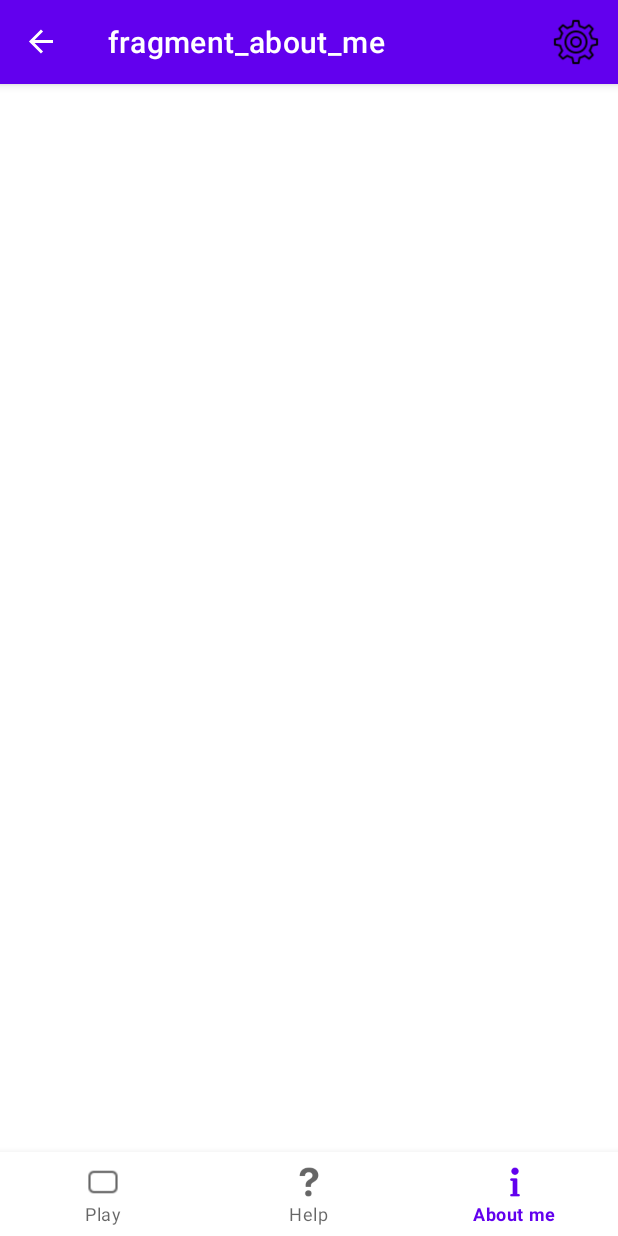
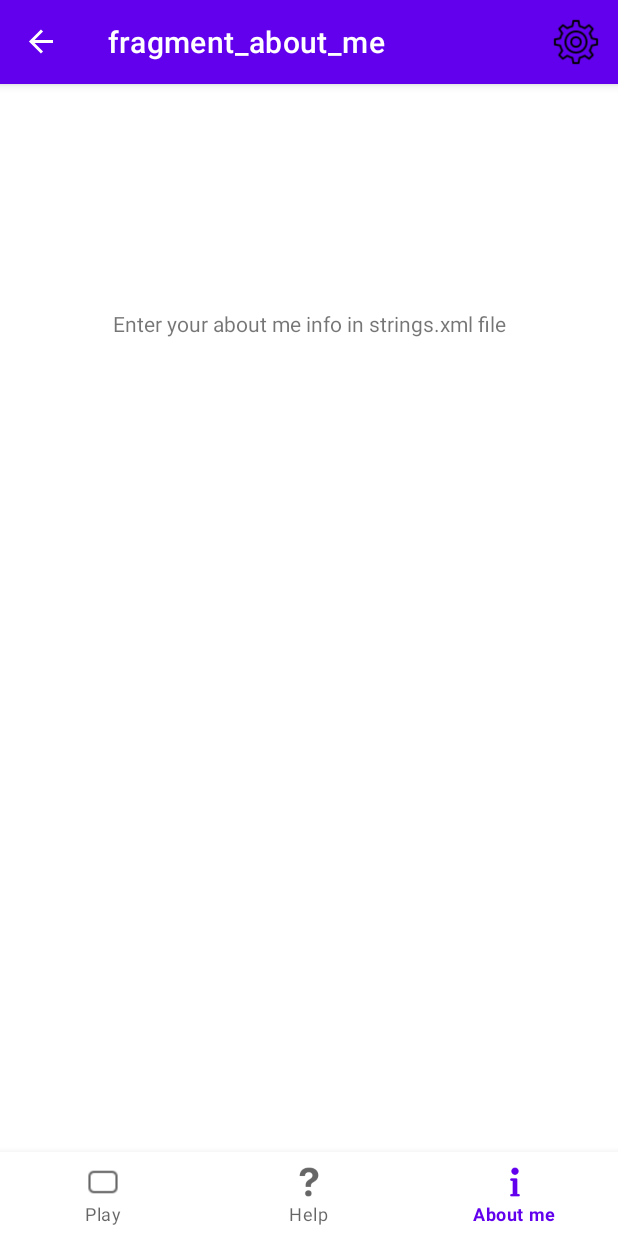
Before and after one commit to ip5038/moible-app-hw6, an Android app: the AboutMe screen opened through its navigation route, on a phone screen of 412 x 824 dp. Run offline under Robolectric (Android 15) with nearby library versions, the phone set to English and light mode, and no system bars; our stand-ins replace navigation-ui.

Commit message:
only need to do aboutMe and help

```diff
--- a/app/src/main/java/com/mobileapp/hw06/ColorSetting.java
+++ b/app/src/main/java/com/mobileapp/hw06/ColorSetting.java
@@ -24,8 +24,6 @@ public class ColorSetting extends Fragment {
                              Bundle savedInstanceState) {
         binding = FragmentColorSettingBinding.inflate(getLayoutInflater());
         View view = binding.getRoot();
-//        String message = ColorSettingArgs.fromBundle(requireArguments()).getColor();
-//        color = new StringBuilder(message).toString();
 
 //        if(color.equals("Purple"))
 //        {
--- a/app/src/main/java/com/mobileapp/hw06/GameBoardFragment.java
+++ b/app/src/main/java/com/mobileapp/hw06/GameBoardFragment.java
@@ -26,6 +26,7 @@ public class GameBoardFragment extends Fragment implements View.OnClickListener
     private boolean[][] board = {{false, false, false}, {false, false, false}, {false, false, false}};
     private String color;
     private int numMoves;
+    private View view;
 //NavDirections action = GameBoardFragmentDirections.actionGameBoardFragmentToColorSetting(color);
 //                Navigation.findNavController(view).navigate(action);
 
@@ -33,7 +34,7 @@ public class GameBoardFragment extends Fragment implements View.OnClickListener
     public View onCreateView(LayoutInflater inflater, ViewGroup container,
                              Bundle savedInstanceState) {
         binding = FragmentGameBoardBinding.inflate(getLayoutInflater());
-        View view = binding.getRoot();
+        view = binding.getRoot();
         numMoves = 0;
         binding.numMovesTextView.setText(String.valueOf(numMoves));
 
@@ -106,7 +107,8 @@ public class GameBoardFragment extends Fragment implements View.OnClickListener
 
         updateBoard();
         if(gameWon()) {
-
+            NavDirections action = GameBoardFragmentDirections.actionGameBoardFragmentToGameOverFragment(numMoves);
+            Navigation.findNavController(view).navigate(action);
         }
     }
 
--- a/app/src/main/java/com/mobileapp/hw06/GameOver.java
+++ b/app/src/main/java/com/mobileapp/hw06/GameOver.java
@@ -20,6 +20,9 @@ public class GameOver extends Fragment {
         binding = FragmentGameOverBinding.inflate(getLayoutInflater());
         View view = binding.getRoot();
 
+        int numMoves = GameOverArgs.fromBundle(requireArguments()).getMoves();
+        binding.finalMovesTextView.setText("Total number of moves: " + String.valueOf(numMoves));
+
         return view;
     }
 }
--- a/app/src/main/res/layout/fragment_about_me.xml
+++ b/app/src/main/res/layout/fragment_about_me.xml
@@ -1,13 +1,19 @@
 <?xml version="1.0" encoding="utf-8"?>
-<FrameLayout xmlns:android="http://schemas.android.com/apk/res/android"
+<androidx.constraintlayout.widget.ConstraintLayout xmlns:android="http://schemas.android.com/apk/res/android"
+    xmlns:app="http://schemas.android.com/apk/res-auto"
     xmlns:tools="http://schemas.android.com/tools"
+    android:id="@+id/frameLayout4"
     android:layout_width="match_parent"
     android:layout_height="match_parent"
-    tools:context=".AboutMe">
+    tools:context=".AboutMe" >
 
-    <!-- TODO: Update blank fragment layout -->
     <TextView
-        android:layout_width="match_parent"
-        android:layout_height="match_parent" />
-
-</FrameLayout>
+        android:id="@+id/textView3"
+        android:layout_width="wrap_content"
+        android:layout_height="wrap_content"
+        android:layout_marginTop="150dp"
+        android:text="@string/aboutMe"
+        app:layout_constraintEnd_toEndOf="parent"
+        app:layout_constraintStart_toStartOf="parent"
+        app:layout_constraintTop_toTopOf="parent" />
+</androidx.constraintlayout.widget.ConstraintLayout>
--- a/app/src/main/res/navigation/nav_graph.xml
+++ b/app/src/main/res/navigation/nav_graph.xml
@@ -38,7 +38,11 @@
         android:id="@+id/gameOverFragment"
         android:name="com.mobileapp.hw06.GameOver"
         android:label="fragment_game_over"
-        tools:layout="@layout/fragment_game_over" />
+        tools:layout="@layout/fragment_game_over" >
+        <argument
+            android:name="moves"
+            app:argType="integer" />
+    </fragment>
     <fragment
         android:id="@+id/helpFragment"
         android:name="com.mobileapp.hw06.HelpFragment"
--- a/app/src/main/res/values/strings.xml
+++ b/app/src/main/res/values/strings.xml
@@ -3,6 +3,7 @@
     <string name="movesLabel">Moves:</string>
     <string name="newGameButtonTitle">New Game</string>
     <string name="aboutMe">Enter your about me info in strings.xml file</string>
+    <string name="helpMsg"></string>
     <string name="settingsTitle">Choose light color</string>
     <string name="redRadioBtn">Red</string>
     <string name="yellowRadioBtn">Yellow</string>
@@ -11,4 +12,5 @@
     <string name="menuGameTitle">Play</string>
     <string name="menuHelpTitle">Help</string>
     <string name="menuAboutMeTitle">About me</string>
+    <string name="congrats">You won</string>
 </resources>
```
Also changed, not shown: app/src/main/res/layout/fragment_game_over.xml (+35 -7 lines), app/src/main/res/layout/fragment_help.xml (+13 -8 lines), app/src/main/res/drawable-v24/game_over_img.jpg (added).
